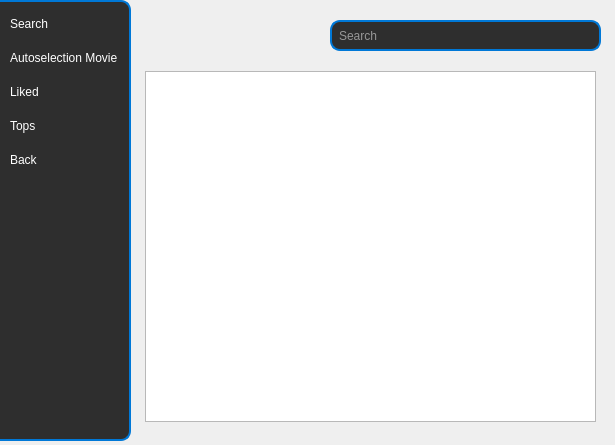
Qt form source/interface/MainWindow.ui (ValldemarXorin/Labs-2-cours) before a commit.
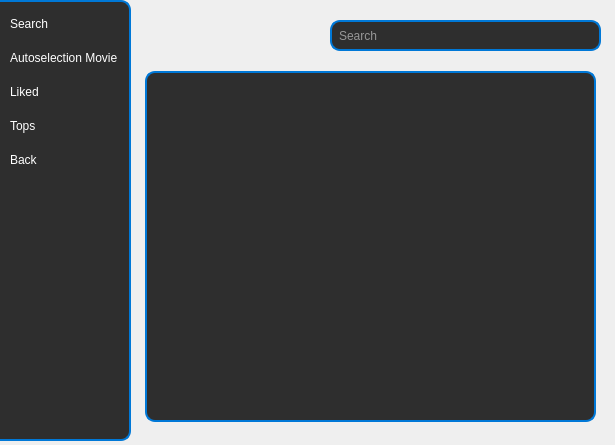
The same form after that commit.

```diff
--- a/source/interface/MainWindow.ui
+++ b/source/interface/MainWindow.ui
@@ -267,6 +267,46 @@
         <height>351</height>
        </rect>
       </property>
+      <property name="styleSheet">
+       <string notr="true">QListWidget {
+    background-color: #2E2E2E; /* Темный фон для списка */
+    border: 2px solid #0078d7; /* Цвет границы */
+    border-radius: 10px; /* Закругленные углы */
+    padding: 5px; /* Отступы */
+}
+
+QScrollBar:vertical, QScrollBar:horizontal {
+    width: 6px; /* Ширина вертикального скролла */
+    background-color: #1E1E1E; /* Цвет фона скролла */
+}
+
+QScrollBar::handle {
+    background-color: #0078d7; /* Цвет ползунка скролла */
+    border-radius: 3px; /* Закругленные углы ползунка */
+}
+
+QScrollBar::add-line, QScrollBar::sub-line {
+    background-color: transparent; /* Убираем стрелки прокрутки */
+}
+
+QListWidget::item {
+    background-color: #2E2E2E; /* Темный фон для элементов */
+    color: #FFFFFF; /* Белый текст */
+    padding: 10px; /* Отступы для элементов */
+    border: 1px solid #0078d7; /* Цвет границы элементов */
+    border-radius: 5px; /* Закругленные углы для элементов */
+}
+
+QListWidget::item:selected {
+    background-color: #0078d7; /* Цвет фона выбранного элемента */
+    color: #FFFFFF; /* Белый текст для выбранного элемента */
+}
+
+QListWidget::item:hover {
+    background-color: #1E1E1E; /* Цвет фона при наведении */
+}
+</string>
+      </property>
      </widget>
      <zorder>MenuButtonSearchPage</zorder>
      <zorder>SearchField</zorder>
```
Left out of the diff: 4 changed lines with no effect on the pictures.
